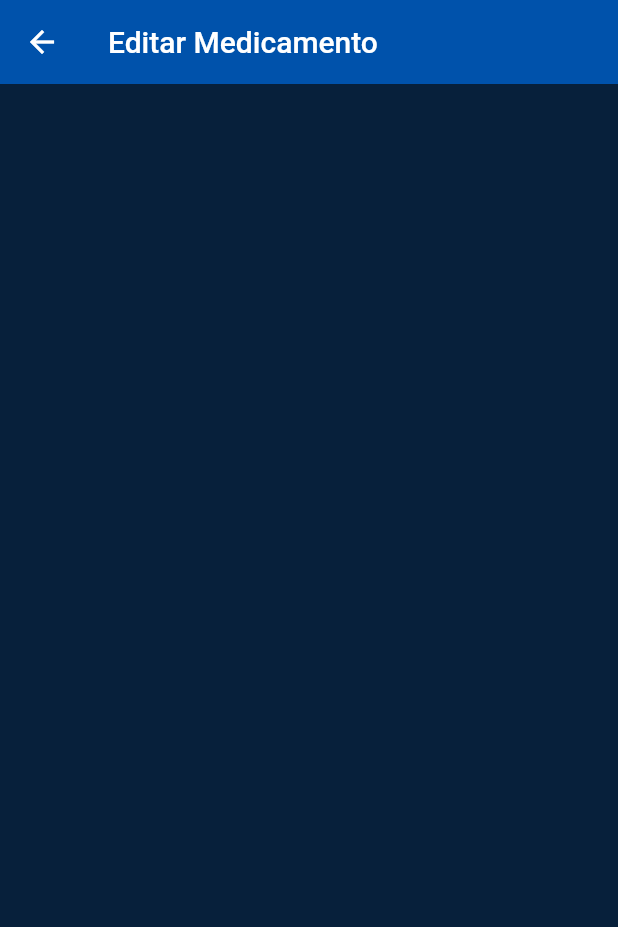
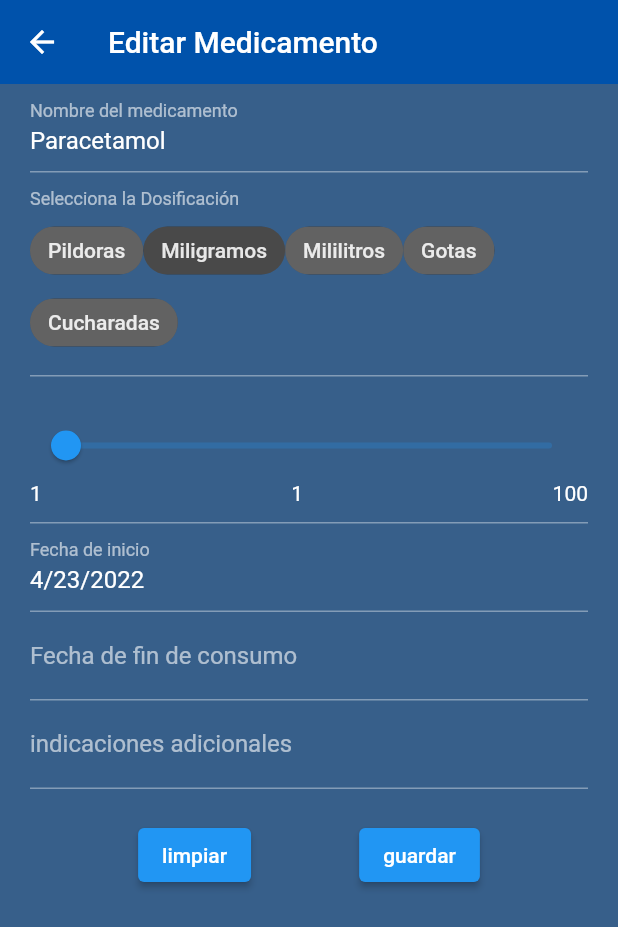
Before and after one commit to RIcki-cpu/help-med-repo, a Flutter app: the EditMedicineScreen screen opened by its route, on a phone screen of 412 x 824 dp. Shown: the top 927 px of the screen. Run offline on Flutter 3.47's test engine with Material 2 defaults, Android fonts, the phone set to English and light mode, and no system bars; drawn by our look-alikes of flutter_form_builder; our stand-ins replace cloud_firestore, firebase_auth, firebase_core, fluttertoast, form_builder_validators, sqflite; accounts and stored records are empty; statements that could not run were skipped.

Commit message:
prueba sqlite

```diff
--- a/lib/main.dart
+++ b/lib/main.dart
@@ -24,8 +24,8 @@ class MyApp extends StatelessWidget {
       initialRoute: 'home',
       routes: {
         'home': (BuildContext context) => HomeScreen(),
-        'medicamentos': (BuildContext context) => const MedicineScreen(),
-        'edit_med': (BuildContext context) => const EditMedicineScreen(),
+        'medicamentos': (BuildContext context) => const MedicationScreen(),
+        'edit_med': (BuildContext context) => EditMedicineScreen(),
         // 'alergias': (BuildContext context) => const ListView2Screen(),
         // 'signin': (BuildContext context) => const CardScreen(),
         // 'login': (BuildContext context) => const AlertScreen(),
--- /dev/null
+++ b/lib/screens/edit_medication_screen.dart
@@ -0,0 +1,124 @@
+import 'package:flutter/material.dart';
+import 'package:flutter_form_builder/flutter_form_builder.dart';
+import 'package:form_builder_validators/form_builder_validators.dart';
+
+class EditMedicineScreen extends StatelessWidget {
+  final _formKey = GlobalKey<FormBuilderState>();
+
+  @override
+  Widget build(BuildContext context) {
+    return Scaffold(
+      appBar: AppBar(
+        title: const Text(
+          'Editar Medicamento',
+        ),
+      ),
+      body: FormBuilder(
+        key: _formKey,
+        child: Padding(
+          padding: const EdgeInsets.symmetric(horizontal: 20),
+          child: Column(
+            children: [
+              FormBuilderTextField(
+                name: 'medic_name',
+                initialValue: 'Paracetamol',
+                decoration: const InputDecoration(
+                  labelText: 'Nombre del medicamento',
+                ),
+                //enabled: true,
+                validator: FormBuilderValidators.required(
+                    errorText: 'tesoro el campo no puede estar vacio'),
+              ),
+              FormBuilderChoiceChip(
+                  name: 'dosage',
+                  decoration: const InputDecoration(
+                    labelText: 'Selecciona la Dosificación',
+                  ),
+                  initialValue: 'pills',
+                  options: const [
+                    FormBuilderFieldOption(
+                      value: 'pills',
+                      child: Text('Pildoras'),
+                    ),
+                    FormBuilderFieldOption(
+                      value: 'ml',
+                      child: Text('Miligramos'),
+                    ),
+                    FormBuilderFieldOption(
+                      value: 'pills',
+                      child: Text('Mililitros'),
+                    ),
+                    FormBuilderFieldOption(
+                      value: 'pills',
+                      child: Text('Gotas'),
+                    ),
+                    FormBuilderFieldOption(
+                      value: 'pills',
+                      child: Text('Cucharadas'),
+                    ),
+                  ]),
+              FormBuilderSlider(
+                  name: 'quantity', initialValue: 1, min: 1, max: 100),
+              FormBuilderDateTimePicker(
+                name: 'init_date',
+                // onChanged: _onChanged,
+                inputType: InputType.date,
+                decoration: const InputDecoration(
+                  labelText: 'Fecha de inicio',
+                ),
+                initialValue: DateTime.now(),
+                // enabled: true,
+              ),
+              FormBuilderDateTimePicker(
+                name: 'end_date',
+                // onChanged: _onChanged,
+                inputType: InputType.date,
+                decoration: const InputDecoration(
+                  labelText: 'Fecha de fin de consumo',
+                ),
+                //initialValue: DateTime.now(),
+                // enabled: true,
+              ),
+              FormBuilderTextField(
+                name: 'notes',
+                decoration: const InputDecoration(
+                    labelText: 'indicaciones adicionales'),
+              ),
+              SizedBox(height: 20),
+              Row(
+                mainAxisAlignment: MainAxisAlignment.spaceEvenly,
+                children: [
+                  // Reset Form
+                  ElevatedButton(
+                      onPressed: () {
+                        _formKey.currentState?.reset();
+                      },
+                      child: Text('limpiar')),
+                  // SAVE INFORMATION
+                  ElevatedButton(
+                      onPressed: () {
+                        _formKey.currentState?.save();
+                        final textfieldata = _formKey.currentState?.value;
+
+                        if (textfieldata == null) {
+                          print('no salvar :(');
+                        } else {
+                          print('$textfieldata');
+                        }
+                      },
+                      child: Text('guardar')),
+                ],
+              ),
+            ],
+          ),
+        ),
+        onChanged: () => print('esto ha cambiado tio'),
+        autovalidateMode: AutovalidateMode.onUserInteraction,
+        initialValue: const {
+          'textfield': 'yes',
+        },
+        //skipDisabled: true,
+      ),
+    );
+  }
+}
--- a/lib/screens/edit_medicine_screen.dart
+++ /dev/null
@@ -1,16 +0,0 @@
-import 'package:flutter/material.dart';
-
-class EditMedicineScreen extends StatelessWidget {
-  const EditMedicineScreen({Key? key}) : super(key: key);
-
-  @override
-  Widget build(BuildContext context) {
-    return Scaffold(
-      appBar: AppBar(
-        title: const Text(
-          'Editar Medicamento',
-        ),
-      ),
-    );
-  }
-}
--- a/lib/screens/screens.dart
+++ b/lib/screens/screens.dart
@@ -1,4 +1,4 @@
 export 'package:help_med/screens/home_screen.dart';
 export 'package:help_med/screens/login_screen.dart';
 export 'package:help_med/screens/registration_screen.dart';
-export 'package:help_med/screens/edit_medicine_screen.dart';
+export 'package:help_med/screens/edit_medication_screen.dart';
--- a/lib/themes/app_theme.dart
+++ b/lib/themes/app_theme.dart
@@ -2,7 +2,8 @@ import 'package:flutter/material.dart';
 
 class AppTheme {
   static const Color primary = Color(0xFF0052AB);
-  static const Color secondary = Color(0xFF00DCA8);
+  // static const Color secondary = Color(0xFF00DCA8);
+  static const Color secondary = Color(0xFF6265EE);
 
   static final ThemeData lightTheme = ThemeData.light().copyWith(
     // color primario
@@ -28,5 +29,11 @@ class AppTheme {
       elevation: 0,
     ),
     cardTheme: const CardTheme(color: Colors.white),
-      scaffoldBackgroundColor: Color(0xFF07203B));
+
+    scaffoldBackgroundColor: Color(0xFF375f8a),
+
+    // inputDecorationTheme: InputDecorationTheme(
+
+    // )
+  );
 }
--- a/lib/widgets/customcard2_widget.dart
+++ b/lib/widgets/customcard2_widget.dart
@@ -16,7 +16,7 @@ class CustomCard2 extends StatelessWidget {
         children: [
           Text(
             medName,
-            style: const TextStyle(fontSize: 20, color: AppTheme.primary),
+            style: const TextStyle(fontSize: 24, color: AppTheme.primary),
           ),
           IconButton(
               onPressed: () {
--- a/pubspec.yaml
+++ b/pubspec.yaml
@@ -33,8 +33,11 @@ dependencies:
   firebase_core: ^1.14.0
   flutter:
     sdk: flutter
+  flutter_form_builder: ^7.1.1
   flutter_svg: ^0.17.4
   fluttertoast: ^8.0.9
+  form_builder_validators: ^8.1.0
+  sqflite: ^2.0.2+1
 
 dev_dependencies:
   flutter_lints: ^1.0.0
```
Also changed, not shown: lib/db.dart (added, +48 -0 lines), lib/model/medication_model.dart (added, +22 -0 lines), lib/screens/medicine_screen.dart (+7 -4 lines), pubspec.lock. Lines whose indentation alone changed are shown as unchanged.
